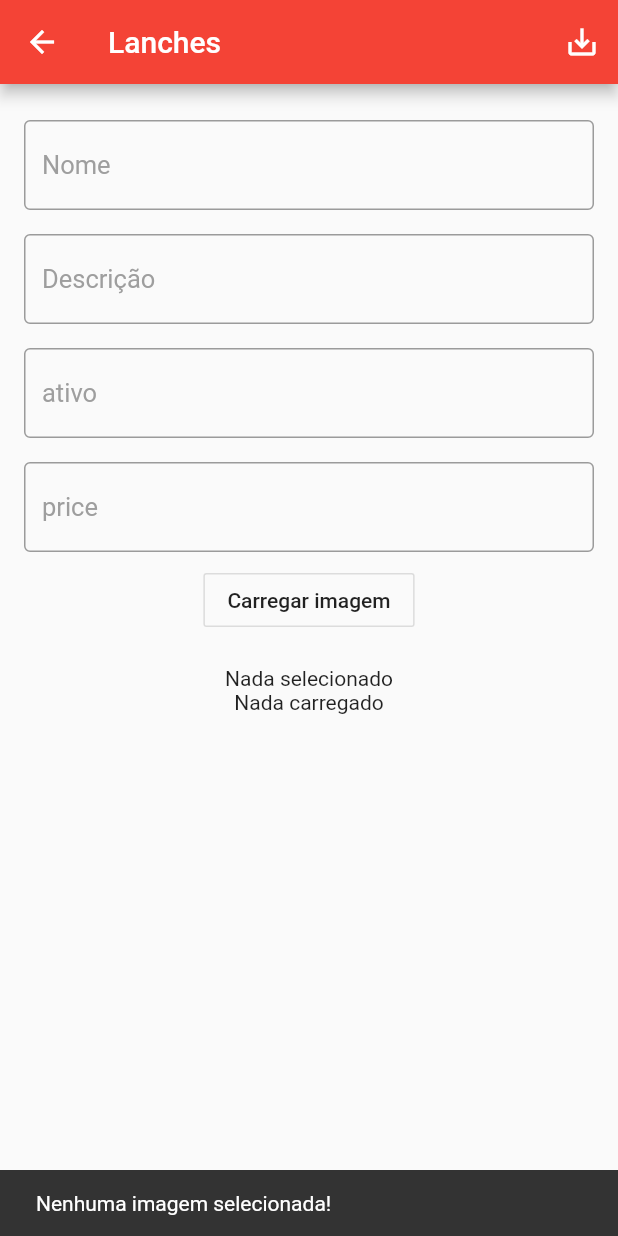
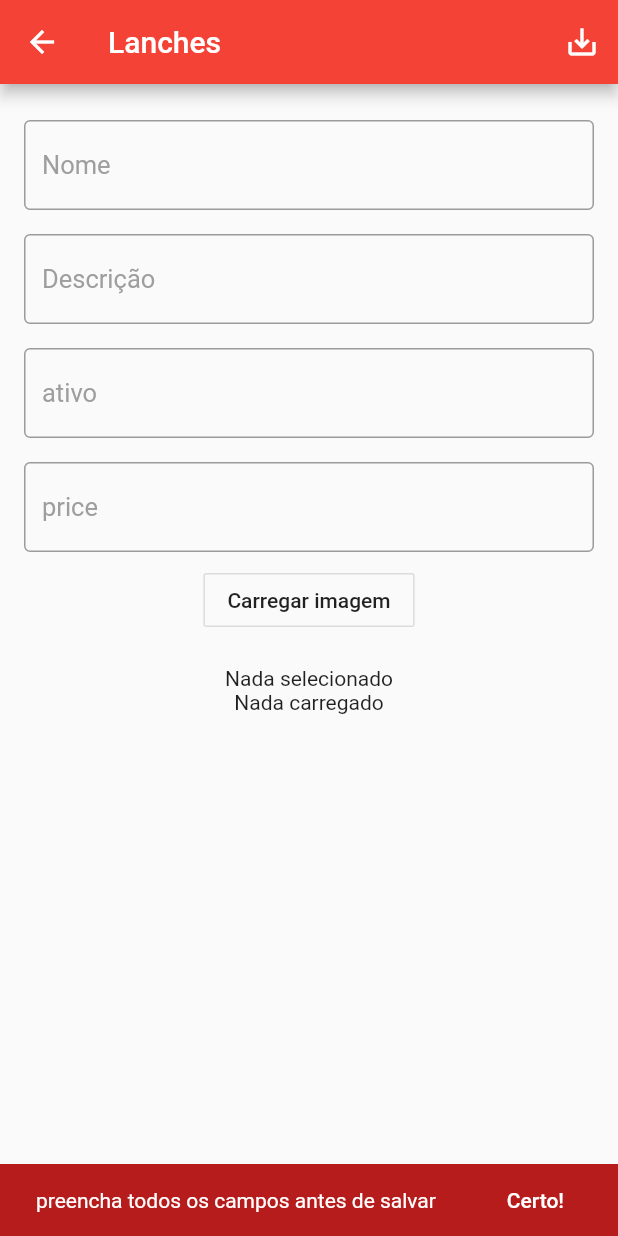
Before and after one commit to PedroHenriqueDevBR/franfood-app, a Flutter app: the CreateFoodActivity screen opened directly, after a tap on the "save alt" icon, on a phone screen of 412 x 824 dp. Run offline on Flutter 3.47's test engine with Material 2 defaults, Android fonts, the phone set to English and light mode, and no system bars; our stand-ins replace cloud_firestore, firebase_storage, image_picker, share; missing offline and left inert: flutter_webview_plugin; accounts and stored records are empty; network calls fail.

Commit message:
feat: save data with image

```diff
--- a/lib/main.dart
+++ b/lib/main.dart
@@ -9,6 +9,7 @@ void main() {
     theme: ThemeData(
       primarySwatch: Colors.red,
     ),
+    darkTheme: ThemeData.dark(),
     home: IndexActivity(),
   ));
 
--- a/lib/views/CreateFoodActivity.dart
+++ b/lib/views/CreateFoodActivity.dart
@@ -1,6 +1,7 @@
-import 'package:firebase_storage/firebase_storage.dart';
 import 'package:flutter/material.dart';
 import 'package:image_picker/image_picker.dart';
+import 'package:firebase_storage/firebase_storage.dart';
+import 'package:cloud_firestore/cloud_firestore.dart';
 import 'dart:io';
 
 class CreateFoodActivity extends StatefulWidget {
@@ -10,62 +11,15 @@ class CreateFoodActivity extends StatefulWidget {
 
 class _CreateFoodActivityState extends State<CreateFoodActivity> {
 
+  File                      _image;
+  String                    _imageUrl;
   GlobalKey<ScaffoldState>  _globalKey          = GlobalKey<ScaffoldState>();
-  File                      _image              = null;
-  String                    _imageUrl           = null;
 
   TextEditingController     _txtName            = TextEditingController();
   TextEditingController     _txtDescription     = TextEditingController();
   TextEditingController     _txtEnable          = TextEditingController();
   TextEditingController     _txtPrice           = TextEditingController();
   TextEditingController     _txtType            = TextEditingController();
-
-  Future _getImage() async {
-    File image = await ImagePicker.pickImage(source: ImageSource.gallery);
-    setState(() {
-      _image = image;
-    });
-  }
-
-  Future _getUriImage(StorageTaskSnapshot snapshot) async {
-    String url = await snapshot.ref.getDownloadURL();
-    print('Url: ' + url);
-
-    setState(() {
-      _imageUrl = url;
-    });
-  }
-
-  Future saveForm() async {
-
-    if (_image != null) {
-      FirebaseStorage storage = FirebaseStorage.instance;
-      StorageReference rootFolder = storage.ref();
-      StorageReference file = rootFolder.child('food').child('food.jpg');
-
-      StorageUploadTask task = file.putFile(_image);
-
-      task.events.listen((StorageTaskEvent storageEvent) {
-        if (storageEvent.type == StorageTaskEventType.progress) {
-          _globalKey.currentState.showSnackBar(SnackBar(content: Text('Processando')));
-        } else if (storageEvent.type == StorageTaskEventType.success) {
-          _globalKey.currentState.showSnackBar(SnackBar(content: Text('Salvo com sucesso')));
-        }
-      });
-
-      task.onComplete.then((StorageTaskSnapshot snapshot) {
-        _getUriImage(snapshot);
-      });
-
-    } else {
-      _globalKey.currentState.showSnackBar(
-          SnackBar(
-              content: Text('Nenhuma imagem selecionada!')
-          ),
-      );
-    }
-
-  }
 
   @override
   Widget build(BuildContext context) {
@@ -76,7 +30,7 @@ class _CreateFoodActivityState extends State<CreateFoodActivity> {
         actions: <Widget>[
           IconButton(
               icon: Icon(Icons.save_alt),
-              onPressed: saveForm,
+              onPressed: confirmForm,
           )
         ],
       ),
@@ -106,16 +60,90 @@ class _CreateFoodActivityState extends State<CreateFoodActivity> {
     );
   }
 
+  /// Métodos para gerência de regras de negócio
+  Future<String> saveData(String nameID) async {
+    if (_image != null) {
+      FirebaseStorage storage = FirebaseStorage.instance;
+      StorageReference rootFolder = storage.ref();
+      StorageReference file = rootFolder.child(nameID + '.jpg');
+
+      StorageUploadTask task = file.putFile(_image);
+
+      task.events.listen((StorageTaskEvent storageEvent) {
+        if (storageEvent.type == StorageTaskEventType.progress) {
+          print('Processando');
+        } else if (storageEvent.type == StorageTaskEventType.success) {
+          print('Salvo com sucesso');
+        }
+      });
+
+      task.onComplete.then((StorageTaskSnapshot snapshot) {
+        _getUriImage(snapshot).then((response) {
+          saveFirebaseData(nameID, response);
+        });
+      });
+    }
+
+    showMessage('Nenhuma imagem selecionada!');
+    return '';
+  }
+
+  Future saveFirebaseData(String id, String url) {
+    Firestore.instance.collection('products').document(id).setData({
+      'name': _txtName.text,
+      'description': _txtDescription.text,
+      'enable': '0',
+      'price': _txtPrice.text,
+      'type': 'food',
+      'image': url
+    });
+    showMessage('Dados salvos com sucesso');
+  }
+
+  Future confirmForm() async {
+    String message;
+    bool valid = true;
+
+    if (_txtName.text.isEmpty || _txtDescription.text.isEmpty || _txtPrice.text.isEmpty) {
+      message = 'preencha todos os campos antes de salvar';
+      valid = false;
+    }
+
+    if (valid) {
+      String id = _txtName.text + DateTime.now().millisecondsSinceEpoch.toString();
+      await saveData(id);
+    } else {
+      showMessage(message);
+    }
+  }
+
+  Future _getImage() async {
+    File image = await ImagePicker.pickImage(source: ImageSource.gallery);
+    setState(() {
+      _image = image;
+    });
+  }
+
+  Future<String> _getUriImage(StorageTaskSnapshot snapshot) async {
+    String url = await snapshot.ref.getDownloadURL();
+    setState(() {
+      _imageUrl = url;
+    });
+    return url;
+  }
+
+  /// Widgets auxiliares
+  /// Widget que não participa da regra de negócio
   Widget input(hint, controller) {
     return Container(
-      margin: EdgeInsets.symmetric(vertical: 8.0, horizontal: 0),
+        margin: EdgeInsets.symmetric(vertical: 8.0, horizontal: 0),
         child: TextFormField(
           cursorColor: Colors.red,
           keyboardType: TextInputType.text,
           autocorrect: true,
           controller: controller,
           style: TextStyle(
-              color: Colors.black,
+              color: Colors.white,
               decorationColor: Colors.red,
               fontSize: 17
           ),
@@ -129,4 +157,25 @@ class _CreateFoodActivityState extends State<CreateFoodActivity> {
         )
     );
   }
+
+  /// Funcionalidades auxiliares
+  /// Sem interferência nas regras ded negócio da aplicação
+  void showMessage(String message) {
+    _globalKey.currentState.showSnackBar(
+      SnackBar(
+        content: Text(
+            message,
+          style: TextStyle(
+            color: Colors.white
+          ),
+        ),
+        backgroundColor: Colors.red[900],
+        action: SnackBarAction(
+            label: 'Certo!',
+            textColor: Colors.white,
+            onPressed: (){}
+        ),
+      ),
+    );
+  }
 }
--- a/pubspec.yaml
+++ b/pubspec.yaml
@@ -15,6 +15,7 @@ dependencies:
   share: ^0.6.3+6
   image_picker: ^0.6.5
   firebase_core: ^0.4.4+3
+  cloud_firestore: ^0.13.1
   firebase_storage: ^3.1.5
 
 
```
Also changed, not shown: lib/views/FoodFragment.dart (+10 -0 lines), pubspec.lock, 2 other files.
